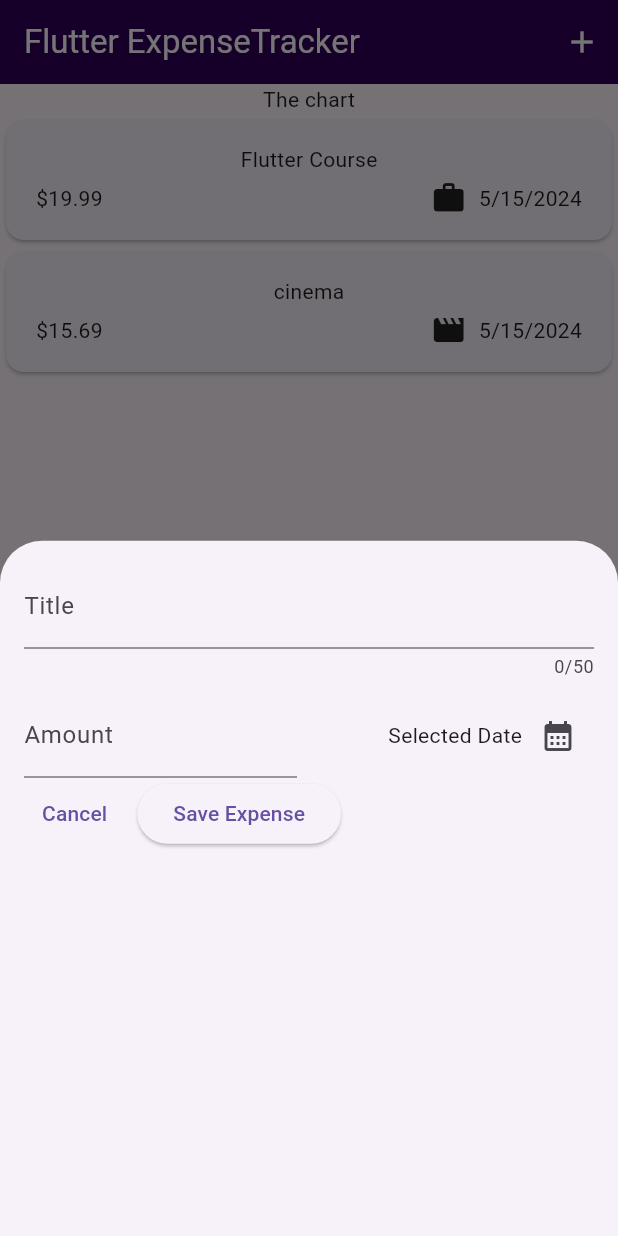
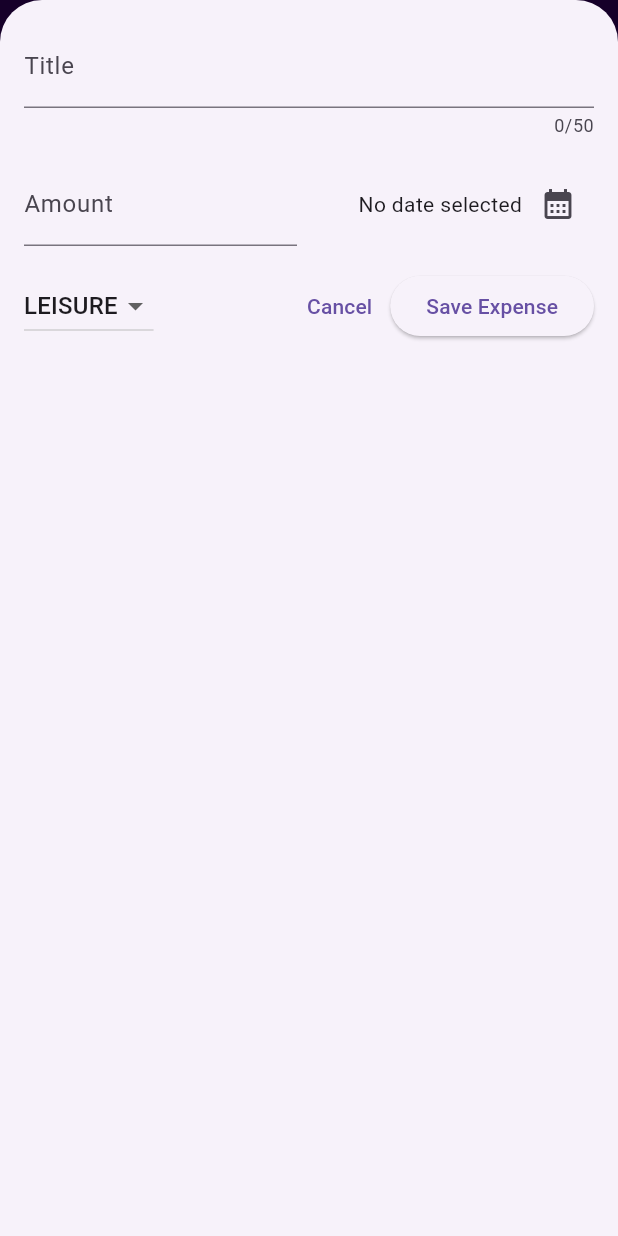
Before and after one commit to namansharma05/expense_tracker_app, a Flutter app: the screen it shows after launch, after a tap on the "add" icon, on a phone screen of 412 x 824 dp. Run offline on Flutter 3.47's test engine with Material 3 defaults, Android fonts, the phone set to English and light mode, and no system bars.

Commit message:
completed the new expense modal

```diff
--- a/lib/widgets/expenses.dart
+++ b/lib/widgets/expenses.dart
@@ -28,9 +28,18 @@ class _ExpensesState extends State<Expenses> {
 
   void _openAddExpenseOverlay() {
     showModalBottomSheet(
+      isScrollControlled: true,
       context: context,
-      builder: (ctx) => const NewExpense(),
+      builder: (ctx) => NewExpense(
+        onAddExpense: _addExpense,
+      ),
     );
+  }
+
+  void _addExpense(Expense expense) {
+    setState(() {
+      _registeredExpenses.add(expense);
+    });
   }
 
   @override
--- a/lib/widgets/expenses_list/expenses_list.dart
+++ b/lib/widgets/expenses_list/expenses_list.dart
@@ -9,7 +9,10 @@ class ExpensesList extends StatelessWidget {
   Widget build(BuildContext context) {
     return ListView.builder(
       itemCount: expenses.length,
-      itemBuilder: (context, index) => ExpenseItem(expenses[index]),
+      itemBuilder: (context, index) => Dismissible(
+        key: ValueKey(expenses[index]),
+        child: ExpenseItem(expenses[index]),
+      ),
     );
   }
 }
--- a/lib/widgets/new_expense.dart
+++ b/lib/widgets/new_expense.dart
@@ -1,8 +1,9 @@
+import 'package:expense_tracker_app/models/expense.dart';
 import 'package:flutter/material.dart';
-import 'package:flutter/widgets.dart';
 
 class NewExpense extends StatefulWidget {
-  const NewExpense({super.key});
+  const NewExpense({super.key, required this.onAddExpense});
+  final void Function(Expense expense) onAddExpense;
 
   @override
   State<NewExpense> createState() => _NewExpenseState();
@@ -11,17 +12,56 @@ class NewExpense extends StatefulWidget {
 class _NewExpenseState extends State<NewExpense> {
   final _titleController = TextEditingController();
   final _amountController = TextEditingController();
+  DateTime? _selectedDate;
+  Category _selectedCategory = Category.leisure;
 
-  void _presentDatePicker() {
+  void _submitExpenseData() {
+    final enteredAmount = double.tryParse(_amountController.text);
+    final amountIsInvalid = (enteredAmount == null || enteredAmount <= 0);
+    if (_titleController.text.trim().isEmpty ||
+        amountIsInvalid ||
+        _selectedDate == null) {
+      showDialog(
+        context: context,
+        builder: (ctx) => AlertDialog(
+          title: const Text('Invalid input'),
+          content: const Text(
+              'Please make sure a valid title, amount and date was entered.'),
+          actions: [
+            TextButton(
+              onPressed: () {
+                Navigator.pop(ctx);
+              },
+              child: const Text('Okay'),
+            ),
+          ],
+        ),
+      );
+      return;
+    }
+    widget.onAddExpense(
+      Expense(
+          title: _titleController.text.trim(),
+          amount: enteredAmount,
+          date: _selectedDate!,
+          category: _selectedCategory),
+    );
+    Navigator.pop(context);
+  }
+
+  void _presentDatePicker() async {
     final now = DateTime.now();
     final firstDate = DateTime(now.year, now.month, now.day);
     final lastDate = DateTime(now.year + 1, now.month, now.day);
-    showDatePicker(
+    final pickedDate = await showDatePicker(
       context: context,
       initialDate: now,
       firstDate: firstDate,
       lastDate: lastDate,
     );
+    setState(() {
+      _selectedDate = pickedDate;
+    });
   }
 
   @override
@@ -34,7 +74,7 @@ class _NewExpenseState extends State<NewExpense> {
   @override
   Widget build(BuildContext context) {
     return Padding(
-      padding: const EdgeInsets.all(16),
+      padding: const EdgeInsets.fromLTRB(16, 16, 16, 16),
       child: Column(
         children: [
           TextField(
@@ -45,7 +85,7 @@ class _NewExpenseState extends State<NewExpense> {
             ),
           ),
           const SizedBox(
-            height: 10,
+            height: 16,
           ),
           Row(
             children: [
@@ -68,7 +108,11 @@ class _NewExpenseState extends State<NewExpense> {
                   mainAxisAlignment: MainAxisAlignment.end,
                   crossAxisAlignment: CrossAxisAlignment.center,
                   children: [
-                    const Text('Selected Date'),
+                    Text(
+                      _selectedDate == null
+                          ? 'No date selected'
+                          : formatter.format(_selectedDate!),
+                    ),
                     IconButton(
                         onPressed: _presentDatePicker,
                         icon: const Icon(Icons.calendar_month))
@@ -77,22 +121,41 @@ class _NewExpenseState extends State<NewExpense> {
               ),
             ],
           ),
+          const SizedBox(
+            height: 16,
+          ),
           Row(
             children: [
+              DropdownButton(
+                value: _selectedCategory,
+                items: Category.values
+                    .map(
+                      (e) => DropdownMenuItem(
+                        value: e,
+                        child: Text(
+                          e.name.toUpperCase(),
+                        ),
+                      ),
+                    )
+                    .toList(),
+                onChanged: (value) {
+                  setState(() {
+                    if (value == null) {
+                      return;
+                    }
+                    _selectedCategory = value;
+                  });
+                },
+              ),
+              const Spacer(),
               TextButton(
                 onPressed: () {
                   Navigator.pop(context);
                 },
                 child: const Text('Cancel'),
               ),
-              const SizedBox(
-                width: 8,
-              ),
               ElevatedButton(
-                onPressed: () {
-                  print(_titleController.text);
-                  print(_amountController.text);
-                },
+                onPressed: _submitExpenseData,
                 child: const Text('Save Expense'),
               ),
             ],
```
